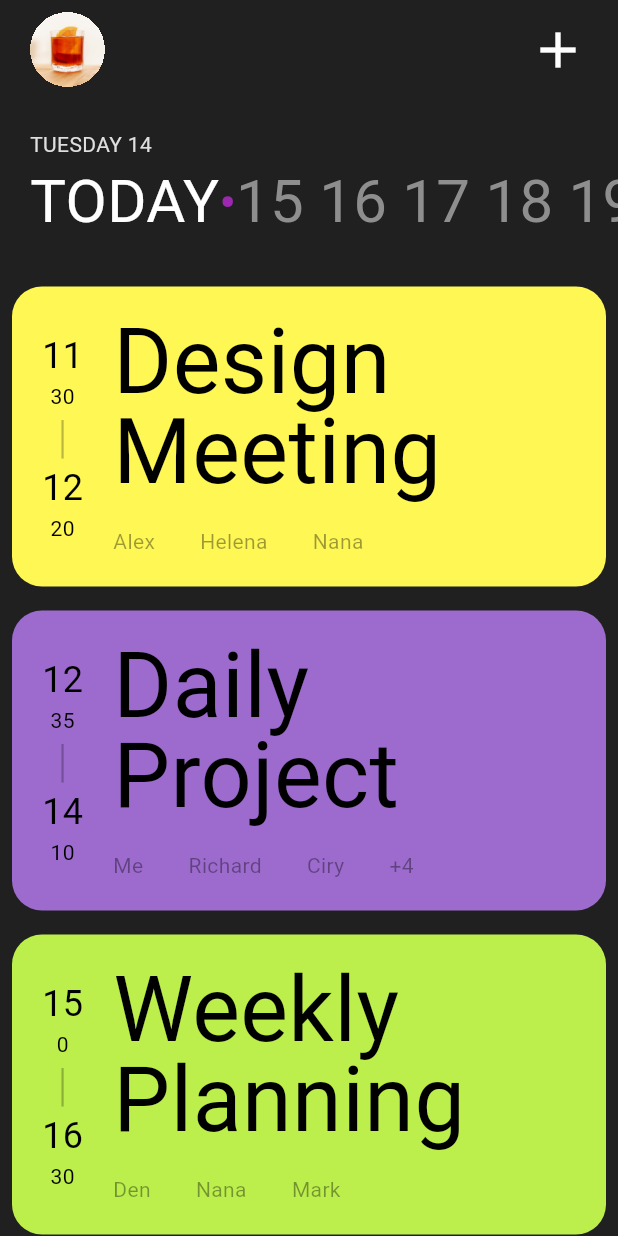
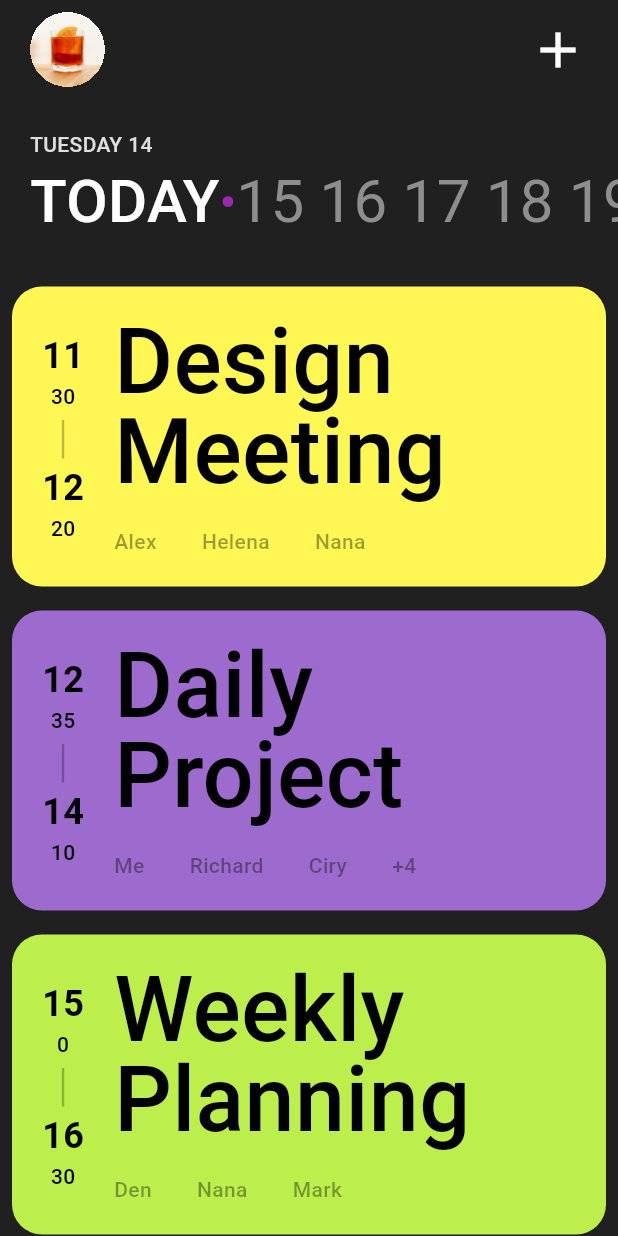
Before and after one commit to hojun-jo/NomadCoders-Flutter-Challenge, a Flutter app: the screen it shows after launch, on a phone screen of 412 x 824 dp. Run offline on Flutter 3.47's test engine with Material 3 defaults, Android fonts, the phone set to English and light mode, and no system bars; our stand-ins replace flutter_rating_stars.

Commit message:
assignment7 - TextStyle 수정

```diff
--- a/assignment7/lib/screen/row_calendar.dart
+++ b/assignment7/lib/screen/row_calendar.dart
@@ -35,6 +35,7 @@ class _RowCalendarState extends State<RowCalendar> {
             todayFormat.format(today).toUpperCase(),
             style: const TextStyle(
               color: MyColors.lightGrey,
+              fontWeight: FontWeight.w500,
             ),
           ),
           SingleChildScrollView(
@@ -46,6 +47,7 @@ class _RowCalendarState extends State<RowCalendar> {
                   style: TextStyle(
                     color: Colors.white,
                     fontSize: 40,
+                    fontWeight: FontWeight.w500,
                   ),
                 ),
                 const Text(
--- a/assignment7/lib/screen/task_item.dart
+++ b/assignment7/lib/screen/task_item.dart
@@ -29,7 +29,6 @@ class TaskItem extends StatelessWidget {
       child: Row(
         children: [
           Column(
-            // mainAxisSize: MainAxisSize.min,
             children: [
               _timeToText(startTime),
               const Text(
@@ -52,6 +51,7 @@ class TaskItem extends StatelessWidget {
                     style: const TextStyle(
                       color: Colors.black,
                       fontSize: 60,
+                      fontWeight: FontWeight.w500,
                       height: 1,
                     ),
                     overflow: TextOverflow.ellipsis,
@@ -78,6 +78,7 @@ class TaskItem extends StatelessWidget {
           style: const TextStyle(
             color: Colors.black,
             fontSize: 24,
+            fontWeight: FontWeight.w600,
           ),
         ),
         Text(
@@ -85,6 +86,7 @@ class TaskItem extends StatelessWidget {
           style: const TextStyle(
             color: Colors.black,
             fontSize: 14,
+            fontWeight: FontWeight.w500,
           ),
         ),
       ],
@@ -104,6 +106,7 @@ class TaskItem extends StatelessWidget {
               participant[i],
               style: const TextStyle(
                 color: MyColors.blackOpacity,
+                fontWeight: FontWeight.w500,
               ),
             ),
           ),
@@ -112,6 +115,7 @@ class TaskItem extends StatelessWidget {
             "+$invisibleCount",
             style: const TextStyle(
               color: MyColors.blackOpacity,
+              fontWeight: FontWeight.w500,
             ),
           ),
       ],
```
